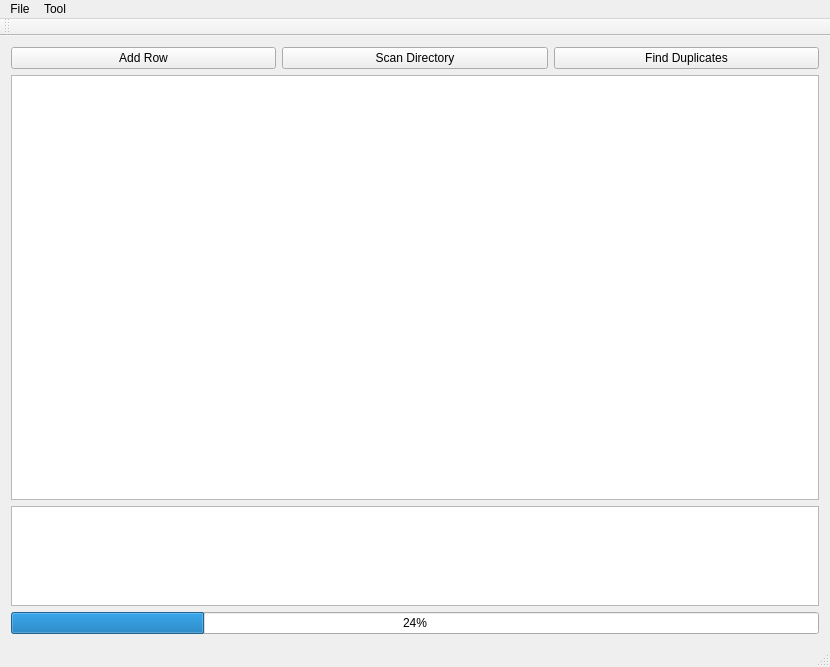
Before: the Qt Designer form mainwindow.ui in eagerber/BookLibrary, drawn with Qt 5.
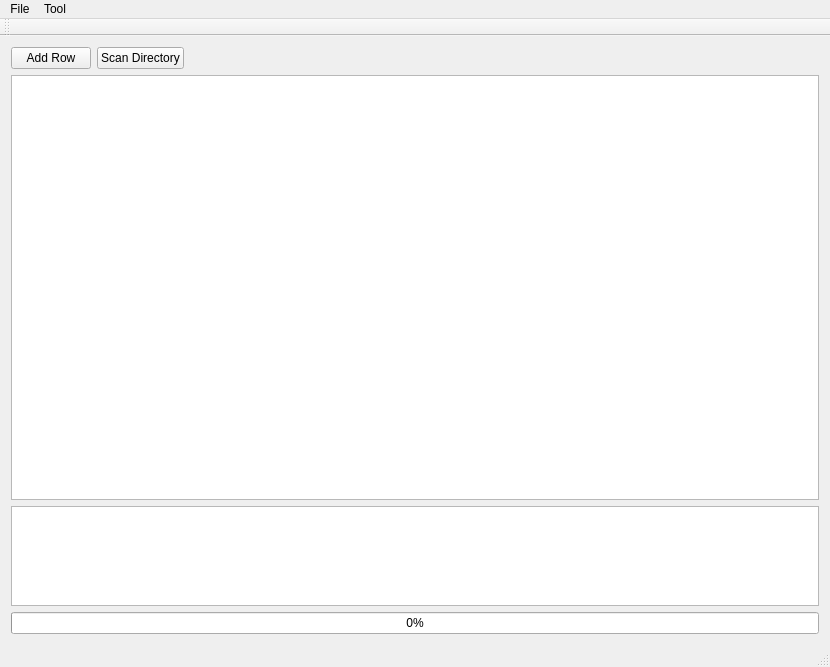
After: the same form once the commit is applied.

Commit message: [+] automatic process dialog

What changed in the file:
```diff
--- a/mainwindow.ui
+++ b/mainwindow.ui
@@ -37,11 +37,17 @@
          </widget>
         </item>
         <item>
-         <widget class="QPushButton" name="colorDuplicatesBtn">
-          <property name="text">
-           <string>Find Duplicates</string>
+         <spacer name="horizontalSpacer">
+          <property name="orientation">
+           <enum>Qt::Horizontal</enum>
           </property>
-         </widget>
+          <property name="sizeHint" stdset="0">
+           <size>
+            <width>40</width>
+            <height>20</height>
+           </size>
+          </property>
+         </spacer>
         </item>
        </layout>
       </item>
@@ -76,8 +82,14 @@
       </item>
       <item row="3" column="0">
        <widget class="QProgressBar" name="progressBar">
+        <property name="enabled">
+         <bool>true</bool>
+        </property>
         <property name="value">
-         <number>24</number>
+         <number>0</number>
+        </property>
+        <property name="textVisible">
+         <bool>true</bool>
         </property>
        </widget>
       </item>
```
Left out of the diff: 24 changed lines with no effect on the pictures. The commit also changes 7 other files.
